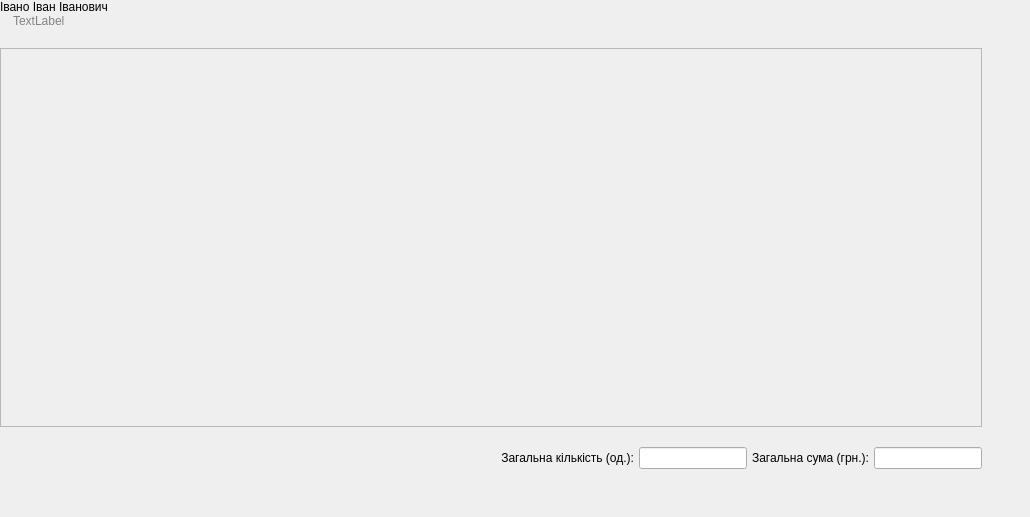
Before: the Qt Designer form src/View/MenuAdmin/formpeople.ui in Fyz-dev/GunStore, drawn with Qt 5.
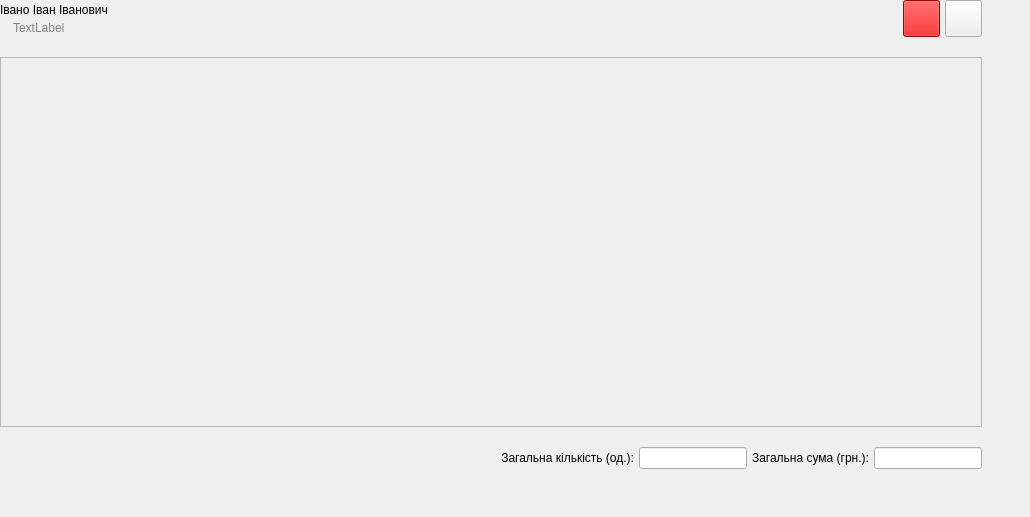
After: the same form once the commit is applied. Icons and pictures are not drawn.

What changed in the file:
```diff
--- a/src/View/MenuAdmin/formpeople.ui
+++ b/src/View/MenuAdmin/formpeople.ui
@@ -21,7 +21,16 @@
 	padding-top: 0px;
 	padding-bottom: 0px;
 }
-</string>
+
+QPushButton#buttonDelete {
+  font: 14pt &quot;Franklin Gothic Medium&quot;;
+  background-color: #db0000
+}
+
+QPushButton#buttonDelete::hover {
+  font: 14pt &quot;Franklin Gothic Medium&quot;;
+  background-color: red;
+}</string>
   </property>
   <layout class="QVBoxLayout" name="verticalLayout_3">
    <property name="spacing">
@@ -40,21 +49,98 @@
     <number>48</number>
    </property>
    <item>
-    <layout class="QVBoxLayout" name="verticalLayout">
+    <layout class="QHBoxLayout" name="horizontalLayout_4">
      <property name="spacing">
-      <number>0</number>
+      <number>5</number>
      </property>
      <item>
-      <widget class="QLabel" name="labelTop">
+      <layout class="QVBoxLayout" name="verticalLayout">
+       <property name="spacing">
+        <number>0</number>
+       </property>
+       <item>
+        <widget class="QLabel" name="labelTop">
+         <property name="text">
+          <string>Івано Іван Іванович</string>
+         </property>
+        </widget>
+       </item>
+       <item>
+        <widget class="QLabel" name="labelTopBottom">
+         <property name="text">
+          <string>TextLabel</string>
+         </property>
+        </widget>
+       </item>
+      </layout>
+     </item>
+     <item>
+      <widget class="QPushButton" name="buttonDelete">
+       <property name="sizePolicy">
+        <sizepolicy hsizetype="Fixed" vsizetype="Preferred">
+         <horstretch>0</horstretch>
+         <verstretch>0</verstretch>
+        </sizepolicy>
+       </property>
+       <property name="minimumSize">
+        <size>
+         <width>37</width>
+         <height>37</height>
+        </size>
+       </property>
+       <property name="maximumSize">
+        <size>
+         <width>37</width>
+         <height>37</height>
+        </size>
+       </property>
        <property name="text">
-        <string>Івано Іван Іванович</string>
+        <string/>
+       </property>
+       <property name="icon">
+        <iconset resource="../../../resources/images.qrc">
+         <normaloff>:/WhiteIcon/images/bin.png</normaloff>:/WhiteIcon/images/bin.png</iconset>
+       </property>
+       <property name="iconSize">
+        <size>
+         <width>28</width>
+         <height>28</height>
+        </size>
        </property>
       </widget>
      </item>
      <item>
-      <widget class="QLabel" name="labelTopBottom">
+      <widget class="QPushButton" name="buttonDetails">
+       <property name="sizePolicy">
+        <sizepolicy hsizetype="Fixed" vsizetype="Preferred">
+         <horstretch>0</horstretch>
+         <verstretch>0</verstretch>
+        </sizepolicy>
+       </property>
+       <property name="minimumSize">
+        <size>
+         <width>37</width>
+         <height>37</height>
+        </size>
+       </property>
+       <property name="maximumSize">
+        <size>
+         <width>37</width>
+         <height>37</height>
+        </size>
+       </property>
        <property name="text">
-        <string>TextLabel</string>
+        <string/>
+       </property>
+       <property name="icon">
+        <iconset resource="../../../resources/images.qrc">
+         <normaloff>:/WhiteIcon/images/menu-dots.png</normaloff>:/WhiteIcon/images/menu-dots.png</iconset>
+       </property>
+       <property name="iconSize">
+        <size>
+         <width>37</width>
+         <height>37</height>
+        </size>
        </property>
       </widget>
      </item>
@@ -71,7 +157,7 @@
         <x>0</x>
         <y>0</y>
         <width>980</width>
-        <height>362</height>
+        <height>360</height>
        </rect>
       </property>
       <layout class="QVBoxLayout" name="verticalLayout_2">
```
Left out of the diff: 4 changed lines with no effect on the pictures.
